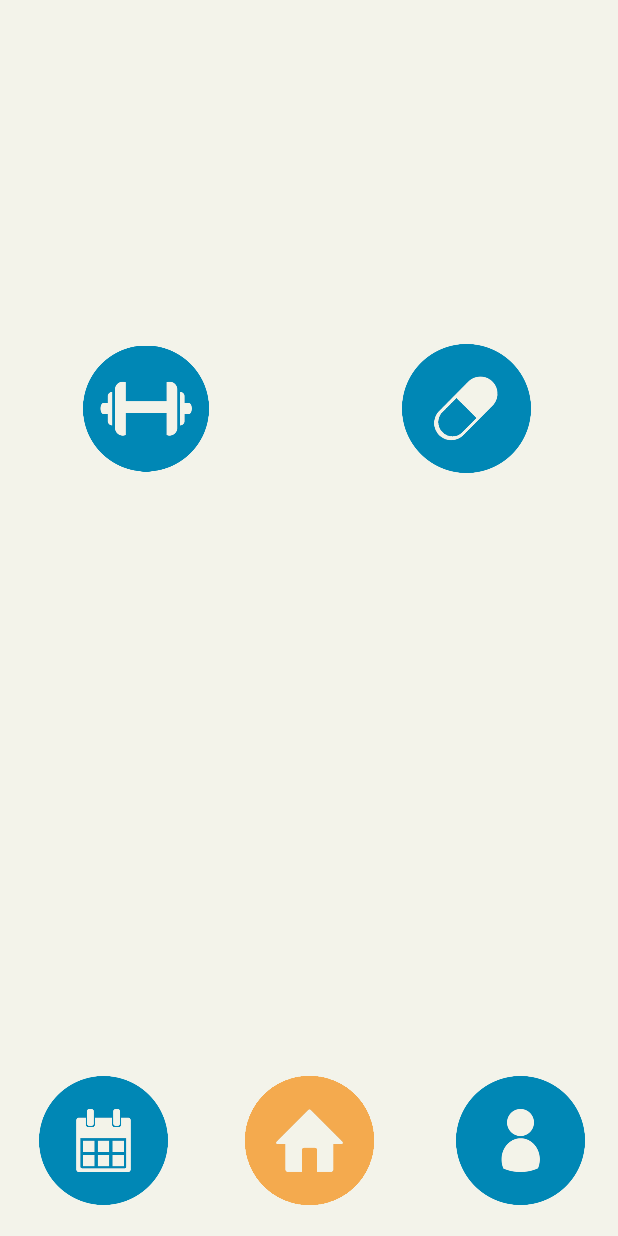
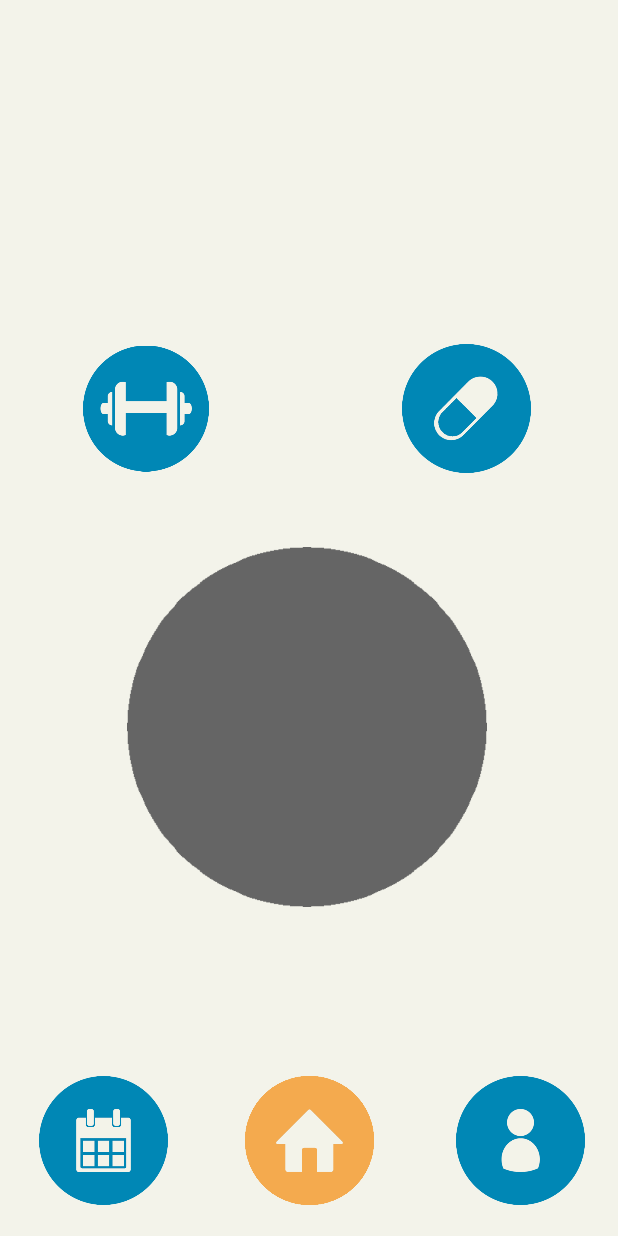
Before and after one commit to SVLaursen/AAU_P2_Project, an Android app: the screen it shows after launch (MainActivity), on a phone screen of 412 x 824 dp. Run offline under Robolectric (Android 15) with nearby library versions, the phone set to English and light mode, and no system bars.

Commit message:
Grey button now interactable

```diff
--- a/prototype/app/src/main/java/com/example/simonlaursen/p2_prototype/HomeFragment.java
+++ b/prototype/app/src/main/java/com/example/simonlaursen/p2_prototype/HomeFragment.java
@@ -32,6 +32,7 @@ public class HomeFragment extends Fragment {
 
         ImageButton inputExercise = v.findViewById(R.id.InputExercise);
         ImageButton inputInsulin = v.findViewById(R.id.InputInsulin);
+        ImageButton instantButton = v.findViewById(R.id.instantButton);
 
         final Vibrator vibrator = (Vibrator) fragment.getActivity().getSystemService(Context.VIBRATOR_SERVICE);
 
@@ -41,8 +42,7 @@ public class HomeFragment extends Fragment {
                 if(vibrator.hasVibrator()){
                     vibrator.vibrate(10);
                 }
-
-                //TODO: Dialogue Pop-up
+                DisplayDialog(v,"exercise");
             }
         });
 
@@ -55,11 +55,21 @@ public class HomeFragment extends Fragment {
                 DisplayDialog(v,"insulin");
             }
         });
+
+        instantButton.setOnClickListener(new View.OnClickListener() {
+            @Override
+            public void onClick(View v) {
+                if(vibrator.hasVibrator()){
+                    vibrator.vibrate(10);
+                }
+                //TODO: Change function of the grey button
+            }
+        });
     }
 
     private void DisplayDialog(View v, String type){
         AlertDialog.Builder builder = new AlertDialog.Builder(v.getContext());
-        View newView = null;
+        View newView = null; //Null until changed when a specific dialog is chosen
         final Fragment fragment = this;
         final Vibrator vibrator = (Vibrator) fragment.getActivity().getSystemService(Context.VIBRATOR_SERVICE);
 
--- a/prototype/app/src/main/res/layout/fragment_home.xml
+++ b/prototype/app/src/main/res/layout/fragment_home.xml
@@ -27,4 +27,15 @@
         android:background="@android:color/transparent"
         android:scaleType="fitCenter"
         android:src="@drawable/insulin_input_unclicked" />
+
+    <ImageButton
+        android:id="@+id/instantButton"
+        android:layout_width="240dp"
+        android:layout_height="240dp"
+        android:layout_alignParentTop="true"
+        android:layout_centerHorizontal="true"
+        android:layout_marginTop="135dp"
+        android:background="@android:color/transparent"
+        android:scaleType="fitCenter"
+        android:src="@drawable/Grey_Circle_Button" />
 </RelativeLayout>
```
